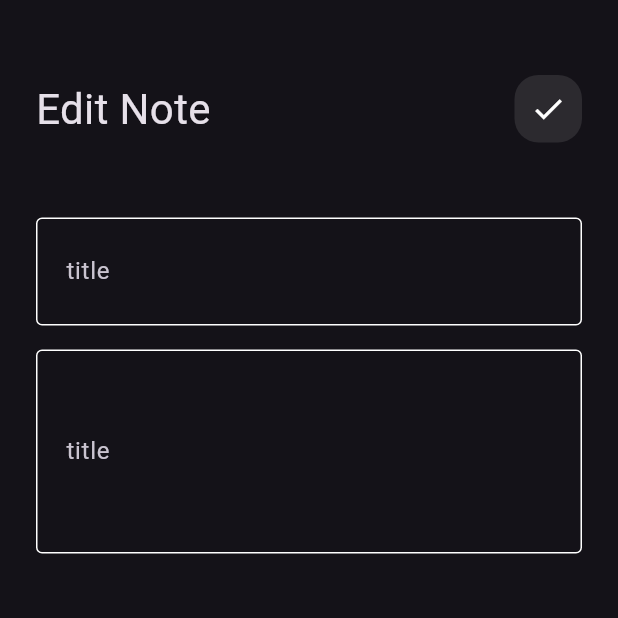
After one commit to ahmed0128382/NoteApp, a Flutter app: the screen it shows after launch, after a tap on "Flutter Tips", on a phone screen of 412 x 824 dp, the top half of it. The commit adds this screen. Run offline on Flutter 3.47's test engine with Material 3 defaults, Android fonts, the phone set to English and light mode, and no system bars.

Commit message:
edit note view page

```diff
--- /dev/null
+++ b/lib/views/edit_note_view.dart
@@ -0,0 +1,13 @@
+import 'package:flutter/material.dart';
+import 'package:storeapp/views/edit_note_view_body.dart';
+
+class EditNoteView extends StatelessWidget {
+  const EditNoteView({super.key});
+
+  @override
+  Widget build(BuildContext context) {
+    return const Scaffold(
+      body: EditNoteViewBody(),
+    );
+  }
+}
--- /dev/null
+++ b/lib/views/edit_note_view_body.dart
@@ -0,0 +1,39 @@
+import 'package:flutter/material.dart';
+import 'package:storeapp/widgets/custom_app_bar.dart';
+import 'package:storeapp/widgets/custom_text_field.dart';
+
+class EditNoteViewBody extends StatelessWidget {
+  const EditNoteViewBody({super.key});
+
+  @override
+  Widget build(BuildContext context) {
+    return Padding(
+      padding: const EdgeInsets.symmetric(horizontal: 24),
+      child: Column(
+        children: [
+          const SizedBox(
+            height: 50,
+          ),
+          const CustomAppBar(
+            title: 'Edit Note',
+            icon: Icons.check,
+          ),
+          const SizedBox(
+            height: 50,
+          ),
+          CustomFormTextField(
+            label: 'title',
+            padding: 24,
+          ),
+          const SizedBox(
+            height: 16,
+          ),
+          CustomFormTextField(
+            label: 'title',
+            padding: 56,
+          ),
+        ],
+      ),
+    );
+  }
+}
--- a/lib/views/note_view_body.dart
+++ b/lib/views/note_view_body.dart
@@ -8,18 +8,21 @@ class NoteViewBody extends StatelessWidget {
 
   @override
   Widget build(BuildContext context) {
-    return Padding(
-      padding: const EdgeInsets.symmetric(horizontal: 24),
+    return const Padding(
+      padding: EdgeInsets.symmetric(horizontal: 24),
       child: Column(
         children: [
           SizedBox(
             height: 50,
           ),
-          CustomAppBar(),
+          CustomAppBar(
+            title: 'Notes',
+            icon: Icons.search,
+          ),
           SizedBox(
             height: 8,
           ),
-          Expanded(child: const NotesListView()),
+          Expanded(child: NotesListView()),
         ],
       ),
     );
--- a/lib/widgets/custom_app_bar.dart
+++ b/lib/widgets/custom_app_bar.dart
@@ -2,20 +2,23 @@ import 'package:flutter/material.dart';
 import 'package:storeapp/widgets/custom_search_icon.dart';
 
 class CustomAppBar extends StatelessWidget {
-  const CustomAppBar({super.key});
-
+  const CustomAppBar({super.key, required this.title, required this.icon});
+  final String title;
+  final IconData icon;
   @override
   Widget build(BuildContext context) {
     return Row(
       children: [
-        const Text(
-          'Notes',
-          style: TextStyle(
+        Text(
+          title,
+          style: const TextStyle(
             fontSize: 28,
           ),
         ),
         Spacer(),
-        CustomSearchIcon(),
+        CustomSearchIcon(
+          icon: icon,
+        ),
       ],
     );
   }
--- a/lib/widgets/custom_search_icon.dart
+++ b/lib/widgets/custom_search_icon.dart
@@ -1,8 +1,8 @@
 import 'package:flutter/material.dart';
 
 class CustomSearchIcon extends StatelessWidget {
-  const CustomSearchIcon({super.key});
-
+  const CustomSearchIcon({super.key, required this.icon});
+  final IconData icon;
   @override
   Widget build(BuildContext context) {
     return Container(
@@ -14,7 +14,7 @@ class CustomSearchIcon extends StatelessWidget {
       ),
       child: Center(
         child: Icon(
-          Icons.search,
+          icon,
         ),
       ),
     );
--- a/lib/widgets/note_item.dart
+++ b/lib/widgets/note_item.dart
@@ -1,11 +1,18 @@
 import 'package:flutter/material.dart';
+import 'package:storeapp/views/edit_note_view.dart';
 
 class NoteItem extends StatelessWidget {
   const NoteItem({super.key});
 
   @override
   Widget build(BuildContext context) {
-    return Container(
+    return GestureDetector(
+      onTap: () {
+        Navigator.push(context, MaterialPageRoute(builder: (context) {
+          return EditNoteView();
+        }));
+      },
+      child: Container(
         padding: const EdgeInsets.only(left: 16, top: 24, bottom: 24),
         decoration: BoxDecoration(
           color: Color(0xffffcc80),
@@ -50,6 +57,7 @@ class NoteItem extends StatelessWidget {
             ),
           ],
         ),
+      ),
     );
   }
 }
```
Lines whose indentation alone changed are shown as unchanged.
